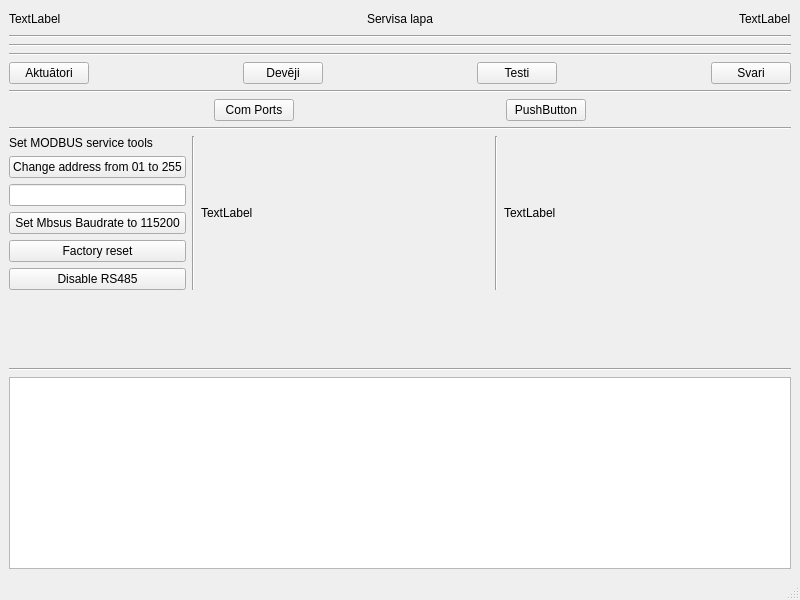
kasarkonic/Sauka1, file hwservice.ui: the form before one commit.
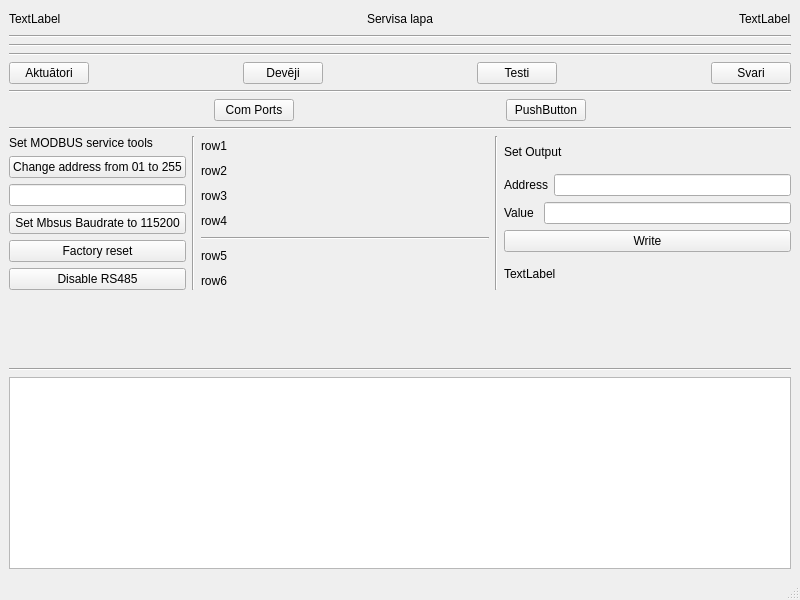
The form after the commit.

```diff
--- a/hwservice.ui
+++ b/hwservice.ui
@@ -291,9 +291,51 @@
       <item>
        <layout class="QVBoxLayout" name="verticalLayout_4">
         <item>
-         <widget class="QLabel" name="label_4">
+         <widget class="QLabel" name="label_row1">
           <property name="text">
-           <string>TextLabel</string>
+           <string>row1</string>
+          </property>
+         </widget>
+        </item>
+        <item>
+         <widget class="QLabel" name="label_row2">
+          <property name="text">
+           <string>row2</string>
+          </property>
+         </widget>
+        </item>
+        <item>
+         <widget class="QLabel" name="label_row3">
+          <property name="text">
+           <string>row3</string>
+          </property>
+         </widget>
+        </item>
+        <item>
+         <widget class="QLabel" name="label_row4">
+          <property name="text">
+           <string>row4</string>
+          </property>
+         </widget>
+        </item>
+        <item>
+         <widget class="Line" name="line_9">
+          <property name="orientation">
+           <enum>Qt::Horizontal</enum>
+          </property>
+         </widget>
+        </item>
+        <item>
+         <widget class="QLabel" name="label_row5">
+          <property name="text">
+           <string>row5</string>
+          </property>
+         </widget>
+        </item>
+        <item>
+         <widget class="QLabel" name="label_row6">
+          <property name="text">
+           <string>row6</string>
           </property>
          </widget>
         </item>
@@ -308,6 +350,48 @@
       </item>
       <item>
        <layout class="QVBoxLayout" name="verticalLayout">
+        <item>
+         <widget class="QLabel" name="label_4">
+          <property name="text">
+           <string>Set Output</string>
+          </property>
+         </widget>
+        </item>
+        <item>
+         <layout class="QHBoxLayout" name="horizontalLayout_7">
+          <item>
+           <widget class="QLabel" name="label_6">
+            <property name="text">
+             <string>Address</string>
+            </property>
+           </widget>
+          </item>
+          <item>
+           <widget class="QLineEdit" name="lineEdit_Out_address"/>
+          </item>
+         </layout>
+        </item>
+        <item>
+         <layout class="QHBoxLayout" name="horizontalLayout_8">
+          <item>
+           <widget class="QLabel" name="label_7">
+            <property name="text">
+             <string>Value </string>
+            </property>
+           </widget>
+          </item>
+          <item>
+           <widget class="QLineEdit" name="lineEdit_Out_value"/>
+          </item>
+         </layout>
+        </item>
+        <item>
+         <widget class="QPushButton" name="pushButton_Out_write">
+          <property name="text">
+           <string>Write</string>
+          </property>
+         </widget>
+        </item>
         <item>
          <widget class="QLabel" name="label_5">
           <property name="text">
```
